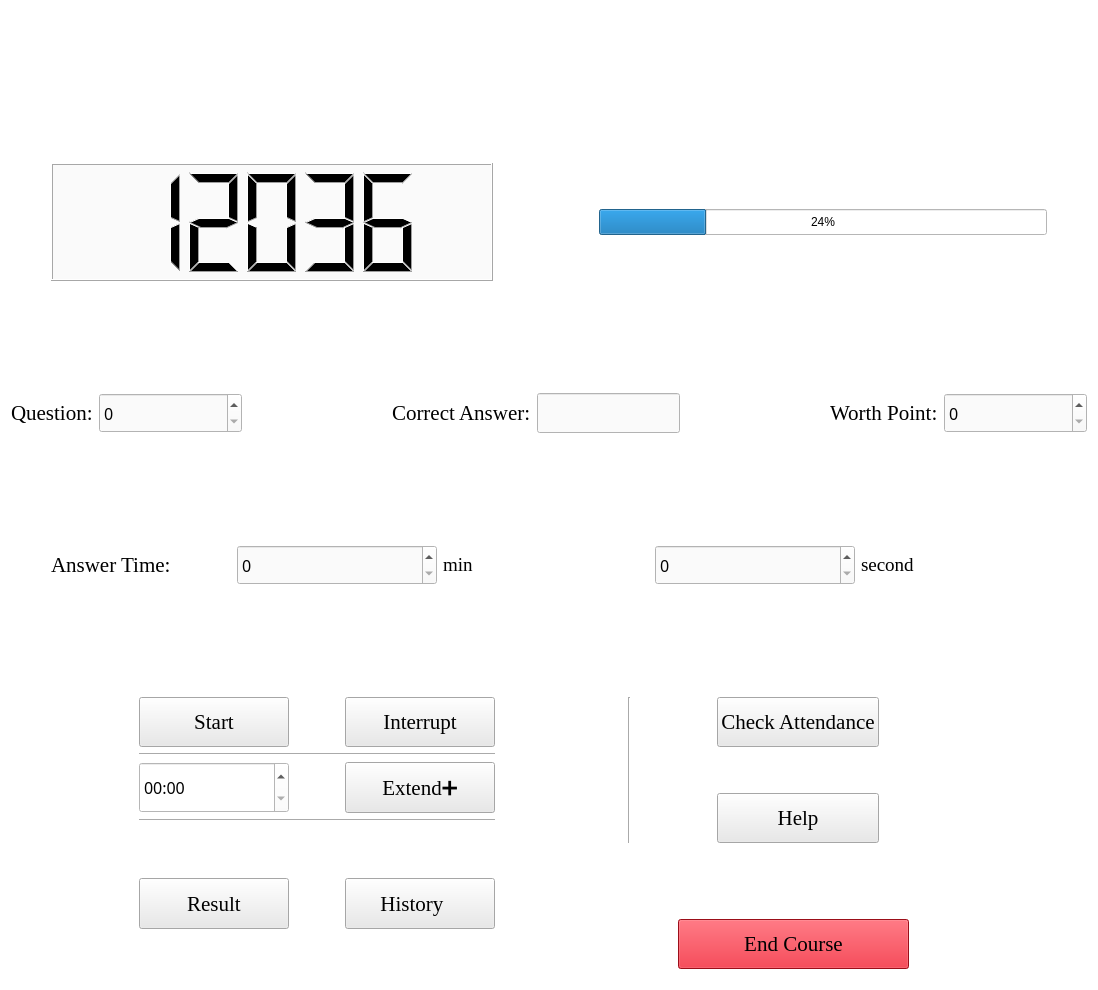
Astraeus-Q/Clicker-for-ZJUI, file UI/Answer_section.ui: the form before one commit.
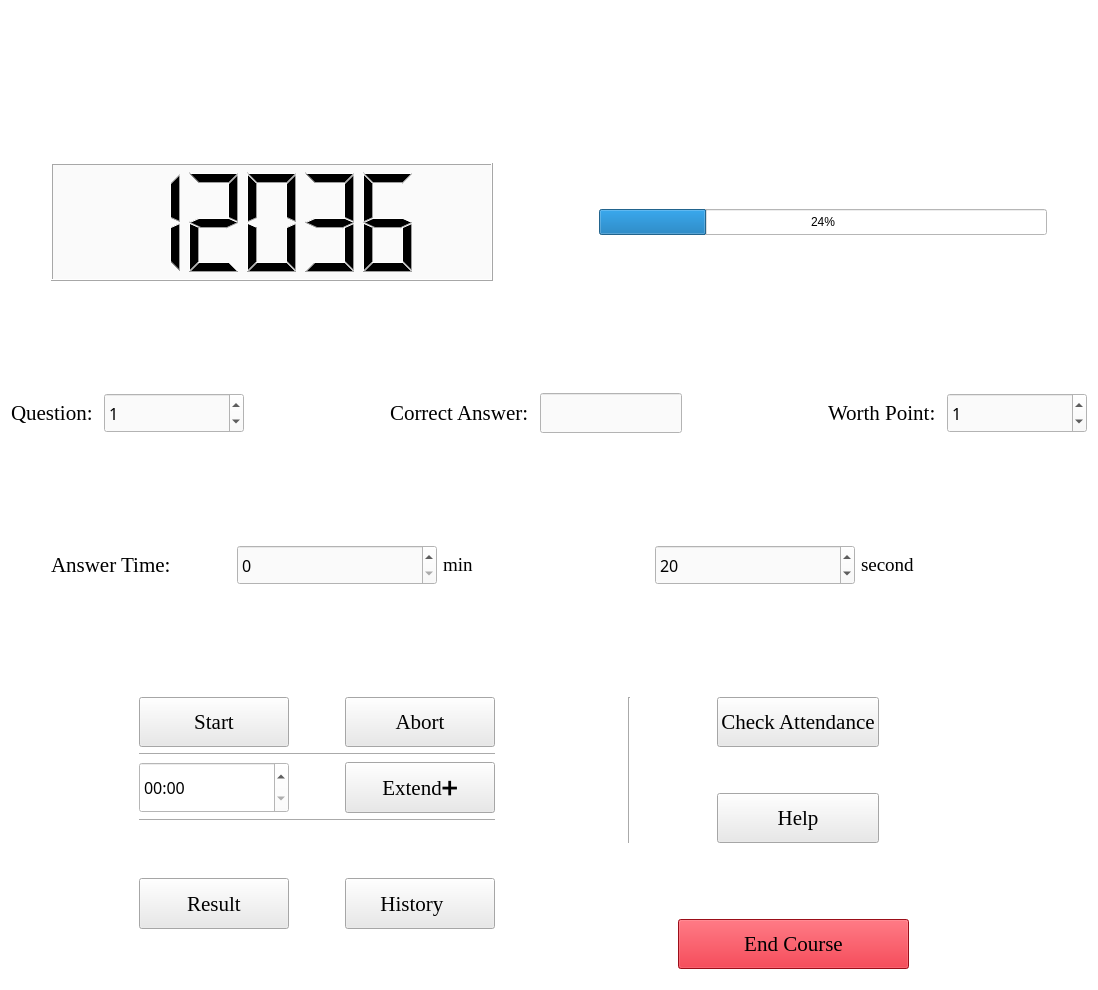
The form after the commit. Icons and pictures are not drawn.

Commit message: Answer Section's JSON database is completed.

```diff
--- a/UI/Answer_section.ui
+++ b/UI/Answer_section.ui
@@ -248,7 +248,7 @@
         </font>
        </property>
        <property name="text">
-        <string>Question:</string>
+        <string>Question: </string>
        </property>
       </widget>
      </item>
@@ -281,6 +281,9 @@
        <property name="styleSheet">
         <string notr="true">background-color: rgb(250, 250, 250);</string>
        </property>
+       <property name="value">
+        <number>1</number>
+       </property>
       </widget>
      </item>
      <item>
@@ -315,7 +318,7 @@
         </font>
        </property>
        <property name="text">
-        <string>Correct Answer:</string>
+        <string>Correct Answer: </string>
        </property>
       </widget>
      </item>
@@ -379,7 +382,7 @@
         </font>
        </property>
        <property name="text">
-        <string>Worth Point:</string>
+        <string>Worth Point: </string>
        </property>
       </widget>
      </item>
@@ -412,6 +415,9 @@
        <property name="styleSheet">
         <string notr="true">background-color: rgb(250, 250, 250);</string>
        </property>
+       <property name="value">
+        <number>1</number>
+       </property>
       </widget>
      </item>
     </layout>
@@ -579,6 +585,9 @@
        <property name="maximum">
         <number>999</number>
        </property>
+       <property name="value">
+        <number>20</number>
+       </property>
       </widget>
      </item>
      <item>
@@ -822,7 +831,7 @@
             <string notr="true">background-color: rgb(233, 233, 233);</string>
            </property>
            <property name="text">
-            <string>Interrupt</string>
+            <string>Abort</string>
            </property>
           </widget>
          </item>
```
The commit also changes 20 other files.
